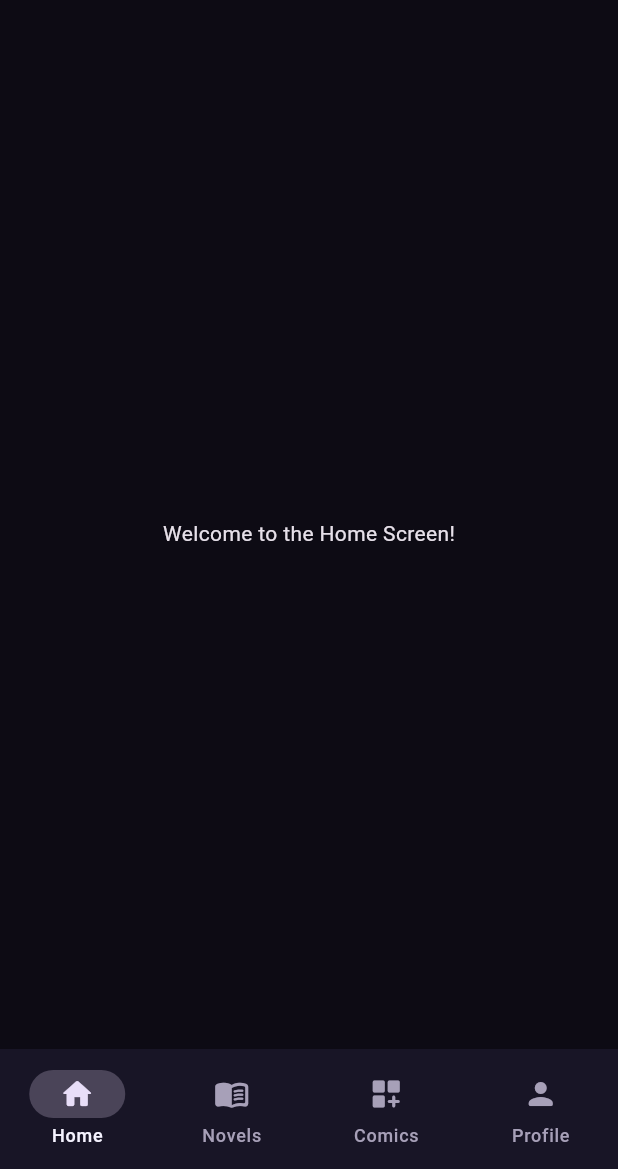
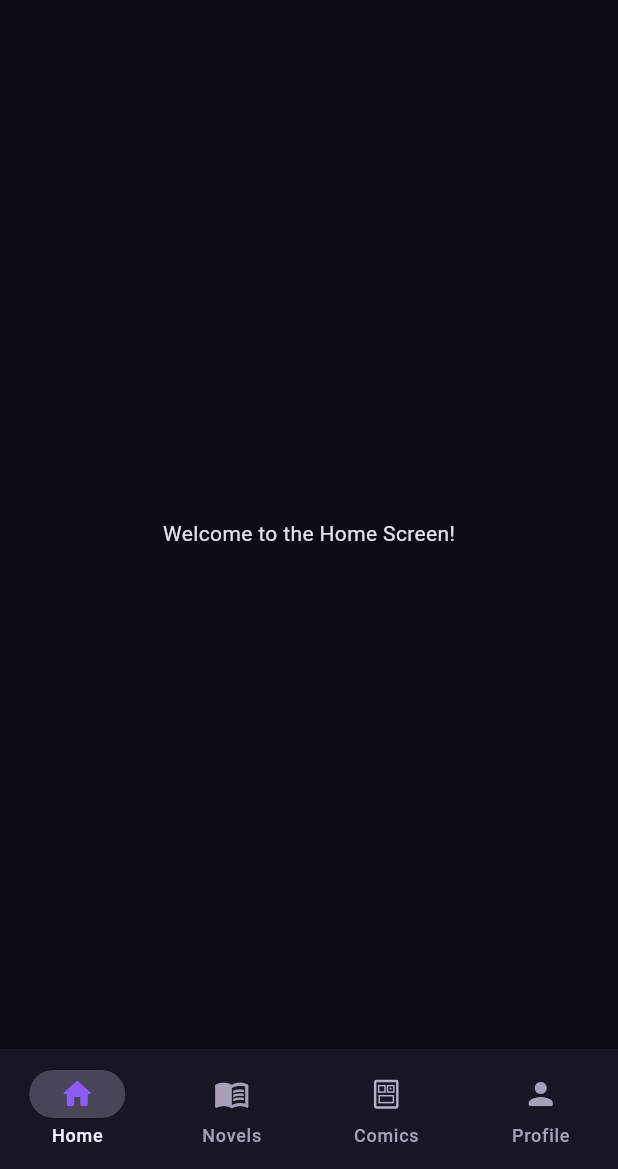
Before and after one commit to vizhixteam/vizhix, a Flutter app: the screen it shows after launch, on a phone screen of 412 x 824 dp, the part 67-1236 px from its top. Run offline on Flutter 3.47's test engine with Material 3 defaults, Android fonts, the phone set to English and light mode, and no system bars; our stand-ins replace flutter_svg.

Commit message:
Bottom navigation added

```diff
--- a/lib/screens/home_screen.dart
+++ b/lib/screens/home_screen.dart
@@ -1,5 +1,8 @@
 import 'package:flutter/material.dart';
 import '../theme/app_text_styles.dart';
+import '../theme/app_colors.dart';
+import 'package:flutter_svg/flutter_svg.dart';
+
 class HomeScreen extends StatelessWidget {
   const HomeScreen({super.key});
 
@@ -9,25 +12,42 @@ class HomeScreen extends StatelessWidget {
       appBar: AppBar(
         title: const Text('Vizhix', style: AppTextStyles.screenTitle),
       ),
-      body: const Center(
-        child: Text('Welcome to the Home Screen!'),
-      ),
+      body: const Center(child: Text('Welcome to the Home Screen!')),
       bottomNavigationBar: NavigationBar(
-        destinations: const [
+        destinations: [
+          NavigationDestination(icon: Icon(Icons.home_outlined),
+          selectedIcon: Icon(
+            Icons.home_rounded,
+            color: AppColors.primary,
+          )
+          , label: 'Home'),
           NavigationDestination(
-            icon: Icon(Icons.home_rounded),
-            label: 'Home',
-          ),
-          NavigationDestination(
-            icon: Icon(Icons.menu_book_rounded),
+            icon: Icon(Icons.menu_book_outlined),
+            selectedIcon: Icon(
+              Icons.menu_book_rounded,
+              color: AppColors.novel,
+            ),
             label: 'Novels',
           ),
           NavigationDestination(
-            icon: Icon(Icons.dashboard_customize_rounded),
+            icon: SvgPicture.asset(
+              'assets/icons/comics_inactive.svg',
+              width: 21,
+              height: 21,
+            ),
+            selectedIcon: SvgPicture.asset(
+              'assets/icons/comics_active.svg',
+              width: 21,
+              height: 21,
+            ),
             label: 'Comics',
           ),
           NavigationDestination(
             icon: Icon(Icons.person_rounded),
+            selectedIcon: Icon(
+              Icons.person_rounded,
+              color: AppColors.primary,
+            ),
             label: 'Profile',
           ),
         ],
```
Also changed, not shown: pubspec.yaml (+6 -1 lines), assets/icons/comics_active.svg (added), assets/icons/comics_inactive.svg (added), pubspec.lock.
